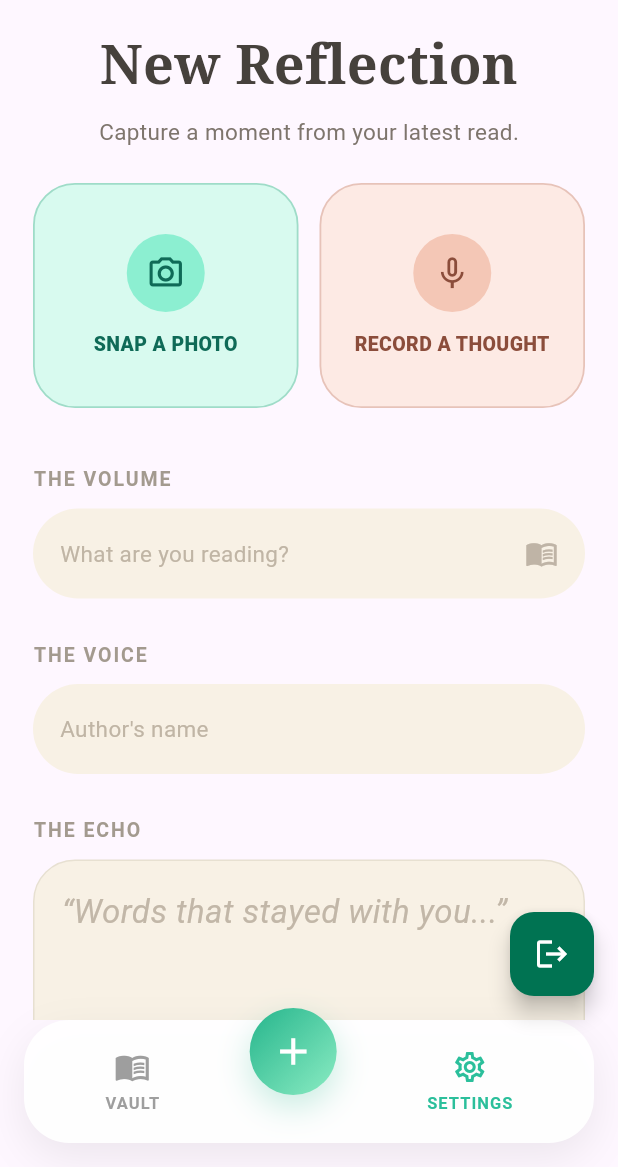
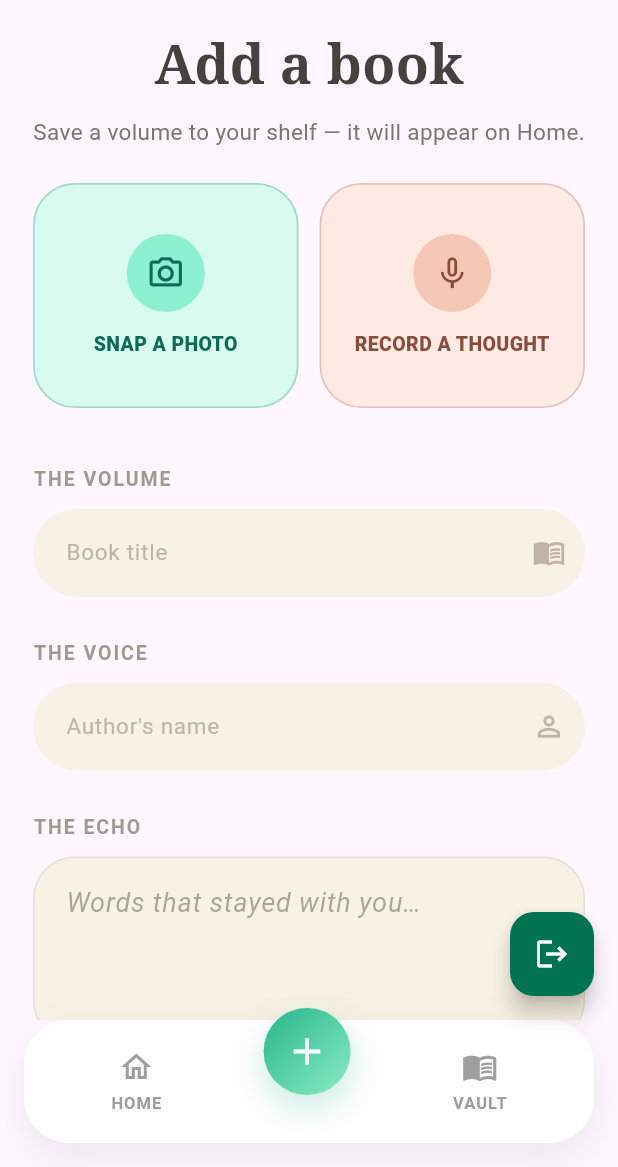
Before and after one commit to minhvyha/Ink-Echo, a Flutter app: the screen it shows once a user with an empty profile is signed in, item 2 of the bottom bar chosen, on a phone screen of 412 x 824 dp, the part 69-1236 px from its top. Run offline on Flutter 3.47's test engine with Material 3 defaults, Android fonts, the phone set to English and light mode, and no system bars; our stand-ins replace cloud_firestore, firebase_auth, firebase_core, google_sign_in; accounts and stored records are empty; network calls fail.

Commit message:
Add HomePage and implement book management features; refactor MainShell and ReflectionPage

```diff
--- /dev/null
+++ b/lib/models/book.dart
@@ -0,0 +1,46 @@
+import 'package:cloud_firestore/cloud_firestore.dart';
+
+class Book {
+  final String id;
+  final String title;
+  final String author;
+  final String echo;
+  final String? mood;
+  final DateTime? createdAt;
+
+  const Book({
+    required this.id,
+    required this.title,
+    required this.author,
+    required this.echo,
+    this.mood,
+    this.createdAt,
+  });
+
+  factory Book.fromDoc(DocumentSnapshot<Map<String, dynamic>> doc) {
+    final data = doc.data() ?? {};
+    final raw = data['createdAt'];
+    DateTime? created;
+    if (raw is Timestamp) {
+      created = raw.toDate();
+    }
+    return Book(
+      id: doc.id,
+      title: data['title'] as String? ?? '',
+      author: data['author'] as String? ?? '',
+      echo: data['echo'] as String? ?? '',
+      mood: data['mood'] as String?,
+      createdAt: created,
+    );
+  }
+
+  Map<String, dynamic> toCreateMap() {
+    return {
+      'title': title,
+      'author': author,
+      'echo': echo,
+      if (mood != null && mood!.isNotEmpty) 'mood': mood,
+      'createdAt': FieldValue.serverTimestamp(),
+    };
+  }
+}
--- a/lib/pages/main_shell.dart
+++ b/lib/pages/main_shell.dart
@@ -1,5 +1,6 @@
 import 'package:flutter/material.dart';
 import '../widgets/bottom_nav_bar.dart';
+import 'home_page.dart';
 import 'vault_page.dart';
 import 'reflection_page.dart';
 
@@ -18,9 +19,10 @@ class MainShell extends StatefulWidget {
 class _MainShellState extends State<MainShell> {
   int _index = 0;
 
-  final _pages = const [
-    VaultPage(),
-    ReflectionPage(),
+  late final List<Widget> _pages = [
+    const HomePage(),
+    ReflectionPage(onBookSaved: () => setState(() => _index = 0)),
+    const VaultPage(),
   ];
 
   @override
--- a/lib/pages/reflection_page.dart
+++ b/lib/pages/reflection_page.dart
@@ -1,9 +1,78 @@
 import 'package:flutter/material.dart';
 import '../widgets/app_header.dart';
 import '../widgets/common_buttons.dart';
+import '../services/book_service.dart';
 
-class ReflectionPage extends StatelessWidget {
-  const ReflectionPage({super.key});
+class ReflectionPage extends StatefulWidget {
+  final VoidCallback? onBookSaved;
+
+  const ReflectionPage({super.key, this.onBookSaved});
+
+  @override
+  State<ReflectionPage> createState() => _ReflectionPageState();
+}
+
+class _ReflectionPageState extends State<ReflectionPage> {
+  final _title = TextEditingController();
+  final _author = TextEditingController();
+  final _echo = TextEditingController();
+  String? _mood;
+  bool _saving = false;
+
+  static const _moods = [
+    'Inspiring',
+    'Deeply Moving',
+    'Challenging',
+    'Nostalgic',
+  ];
+
+  @override
+  void dispose() {
+    _title.dispose();
+    _author.dispose();
+    _echo.dispose();
+    super.dispose();
+  }
+
+  Future<void> _saveBook() async {
+    if (_saving) return;
+    final title = _title.text.trim();
+    final author = _author.text.trim();
+    if (title.isEmpty || author.isEmpty) {
+      ScaffoldMessenger.of(context).showSnackBar(
+        const SnackBar(
+          content: Text('Please add a title and author before saving.'),
+        ),
+      );
+      return;
+    }
+
+    setState(() => _saving = true);
+    try {
+      await BookService.instance.saveBook(
+        title: title,
+        author: author,
+        echo: _echo.text.trim(),
+        mood: _mood,
+      );
+      if (!mounted) return;
+      ScaffoldMessenger.of(context).showSnackBar(
+        const SnackBar(content: Text('Book saved to your shelf.')),
+      );
+      _title.clear();
+      _author.clear();
+      _echo.clear();
+      setState(() => _mood = null);
+      widget.onBookSaved?.call();
+    } catch (e) {
+      if (!mounted) return;
+      ScaffoldMessenger.of(context).showSnackBar(
+        SnackBar(content: Text('Could not save: $e')),
+      );
+    } finally {
+      if (mounted) setState(() => _saving = false);
+    }
+  }
 
   @override
   Widget build(BuildContext context) {
@@ -18,7 +87,7 @@ class ReflectionPage extends StatelessWidget {
             child: Column(
               children: [
                 Text(
-                  'New Reflection',
+                  'Add a book',
                   style: TextStyle(
                     fontSize: 36,
                     fontWeight: FontWeight.w800,
@@ -28,7 +97,7 @@ class ReflectionPage extends StatelessWidget {
                 ),
                 SizedBox(height: 8),
                 Text(
-                  'Capture a moment from your latest read.',
+                  'Save a volume to your shelf — it will appear on Home.',
                   style: TextStyle(
                     fontSize: 15,
                     color: Color(0xFF7E756D),
@@ -68,67 +137,72 @@ class ReflectionPage extends StatelessWidget {
           ),
           const SizedBox(height: 28),
           const _FieldLabel('THE VOLUME'),
-          const _TextFieldMock(hint: 'What are you reading?', icon: Icons.menu_book_outlined),
+          _BookTextField(
+            controller: _title,
+            hint: 'Book title',
+            icon: Icons.menu_book_outlined,
+          ),
           const SizedBox(height: 18),
           const _FieldLabel('THE VOICE'),
-          const _TextFieldMock(hint: "Author's name"),
+          _BookTextField(
+            controller: _author,
+            hint: "Author's name",
+            icon: Icons.person_outline,
+          ),
           const SizedBox(height: 18),
           const _FieldLabel('THE ECHO'),
           Padding(
             padding: const EdgeInsets.symmetric(horizontal: 22),
-            child: Container(
-              height: 190,
-              padding: const EdgeInsets.all(18),
-              decoration: BoxDecoration(
-                color: const Color(0xFFF8F1E5),
-                borderRadius: BorderRadius.circular(28),
-                border: Border.all(color: const Color(0xFFE7E0D1)),
+            child: TextField(
+              controller: _echo,
+              minLines: 4,
+              maxLines: 8,
+              style: const TextStyle(
+                color: Color(0xFF4D433D),
+                fontSize: 16,
+                height: 1.4,
               ),
-              child: Stack(
-                children: [
-                  const Text(
-                    '“Words that stayed with you...”',
-                    style: TextStyle(
-                      color: Color(0xFFC2B7A8),
-                      fontSize: 22,
+              decoration: InputDecoration(
+                hintText: 'Words that stayed with you…',
+                hintStyle: TextStyle(
+                  color: const Color(0xFF4D433D).withValues(alpha: 0.45),
+                  fontSize: 18,
                   fontStyle: FontStyle.italic,
                 ),
+                filled: true,
+                fillColor: const Color(0xFFF8F1E5),
+                border: OutlineInputBorder(
+                  borderRadius: BorderRadius.circular(28),
+                  borderSide: const BorderSide(color: Color(0xFFE7E0D1)),
                 ),
-                  Positioned(
-                    right: 0,
-                    bottom: 0,
-                    child: Container(
-                      padding: const EdgeInsets.symmetric(horizontal: 12, vertical: 8),
-                      decoration: BoxDecoration(
-                        color: const Color(0xFFF5D6CA),
-                        borderRadius: BorderRadius.circular(16),
+                enabledBorder: OutlineInputBorder(
+                  borderRadius: BorderRadius.circular(28),
+                  borderSide: const BorderSide(color: Color(0xFFE7E0D1)),
                 ),
-                      child: const Text(
-                        '★ FAVORITE',
-                        style: TextStyle(
-                          fontSize: 10,
-                          fontWeight: FontWeight.w800,
-                          color: Color(0xFF8C5341),
+                focusedBorder: OutlineInputBorder(
+                  borderRadius: BorderRadius.circular(28),
+                  borderSide: const BorderSide(color: Color(0xFF1B9C7A), width: 1.4),
                 ),
-                      ),
-                    ),
-                  ),
-                ],
+                contentPadding: const EdgeInsets.all(18),
               ),
             ),
           ),
           const SizedBox(height: 18),
           const _FieldLabel('THE MOOD'),
-          const Padding(
-            padding: EdgeInsets.symmetric(horizontal: 22),
+          Padding(
+            padding: const EdgeInsets.symmetric(horizontal: 22),
             child: Wrap(
               spacing: 10,
               runSpacing: 10,
               children: [
-                _MoodChip(text: 'Inspiring', selected: false),
-                _MoodChip(text: 'Deeply Moving', selected: true),
-                _MoodChip(text: 'Challenging', selected: false),
-                _MoodChip(text: 'Nostalgic', selected: false),
+                for (final m in _moods)
+                  _MoodChip(
+                    text: m,
+                    selected: _mood == m,
+                    onTap: () => setState(() {
+                      _mood = _mood == m ? null : m;
+                    }),
+                  ),
               ],
             ),
           ),
@@ -165,18 +239,69 @@ class ReflectionPage extends StatelessWidget {
             ),
           ),
           const SizedBox(height: 24),
-          const Padding(
-            padding: EdgeInsets.symmetric(horizontal: 22),
+          Padding(
+            padding: const EdgeInsets.symmetric(horizontal: 22),
             child: GradientButton(
-              text: 'Preserve Reflection',
+              text: _saving ? 'Saving…' : 'Save book',
               icon: Icons.arrow_forward,
-              gradient: LinearGradient(
+              gradient: const LinearGradient(
                 colors: [Color(0xFF1B9C7A), Color(0xFF7FECBA)],
               ),
+              onPressed: _saving ? null : _saveBook,
             ),
           ),
           const SizedBox(height: 30),
         ],
+      ),
+    );
+  }
+}
+
+class _BookTextField extends StatelessWidget {
+  final TextEditingController controller;
+  final String hint;
+  final IconData icon;
+
+  const _BookTextField({
+    required this.controller,
+    required this.hint,
+    required this.icon,
+  });
+
+  @override
+  Widget build(BuildContext context) {
+    return Padding(
+      padding: const EdgeInsets.symmetric(horizontal: 22),
+      child: TextField(
+        controller: controller,
+        textCapitalization: TextCapitalization.sentences,
+        style: const TextStyle(
+          fontSize: 15,
+          color: Color(0xFF4D433D),
+        ),
+        decoration: InputDecoration(
+          hintText: hint,
+          hintStyle: const TextStyle(
+            fontSize: 15,
+            color: Color(0xFFC0B5A5),
+          ),
+          filled: true,
+          fillColor: const Color(0xFFF8F1E5),
+          border: OutlineInputBorder(
+            borderRadius: BorderRadius.circular(30),
+            borderSide: BorderSide.none,
+          ),
+          enabledBorder: OutlineInputBorder(
+            borderRadius: BorderRadius.circular(30),
+            borderSide: BorderSide.none,
+          ),
+          focusedBorder: OutlineInputBorder(
+            borderRadius: BorderRadius.circular(30),
+            borderSide: const BorderSide(color: Color(0xFF1B9C7A), width: 1.2),
+          ),
+          contentPadding: const EdgeInsets.symmetric(horizontal: 18, vertical: 18),
+          suffixIcon: Icon(icon, color: const Color(0xFFBFB4A6), size: 22),
+        ),
       ),
     );
   }
@@ -203,50 +328,25 @@ class _FieldLabel extends StatelessWidget {
   }
 }
 
-class _TextFieldMock extends StatelessWidget {
-  final String hint;
-  final IconData? icon;
-  const _TextFieldMock({required this.hint, this.icon});
+class _MoodChip extends StatelessWidget {
+  final String text;
+  final bool selected;
+  final VoidCallback onTap;
+
+  const _MoodChip({
+    required this.text,
+    required this.selected,
+    required this.onTap,
+  });
 
   @override
   Widget build(BuildContext context) {
-    return Padding(
-      padding: const EdgeInsets.symmetric(horizontal: 22),
+    return Material(
+      color: Colors.transparent,
+      child: InkWell(
+        onTap: onTap,
+        borderRadius: BorderRadius.circular(999),
         child: Container(
-        height: 60,
-        padding: const EdgeInsets.symmetric(horizontal: 18),
-        decoration: BoxDecoration(
-          color: const Color(0xFFF8F1E5),
-          borderRadius: BorderRadius.circular(30),
-        ),
-        child: Row(
-          children: [
-            Expanded(
-              child: Text(
-                hint,
-                style: const TextStyle(
-                  fontSize: 15,
-                  color: Color(0xFFC0B5A5),
-                ),
-              ),
-            ),
-            if (icon != null)
-              Icon(icon, color: const Color(0xFFBFB4A6), size: 22),
-          ],
-        ),
-      ),
-    );
-  }
-}
-
-class _MoodChip extends StatelessWidget {
-  final String text;
-  final bool selected;
-  const _MoodChip({required this.text, required this.selected});
-
-  @override
-  Widget build(BuildContext context) {
-    return Container(
           padding: const EdgeInsets.symmetric(horizontal: 16, vertical: 12),
           decoration: BoxDecoration(
             color: selected ? const Color(0xFF85EFC1) : const Color(0xFFF0EBDD),
@@ -258,6 +358,8 @@ class _MoodChip extends StatelessWidget {
               fontSize: 14,
               fontWeight: FontWeight.w600,
               color: selected ? const Color(0xFF0D5C4A) : const Color(0xFF5A544E),
+            ),
+          ),
         ),
       ),
     );
--- /dev/null
+++ b/lib/services/book_service.dart
@@ -0,0 +1,51 @@
+import 'package:cloud_firestore/cloud_firestore.dart';
+import 'package:firebase_auth/firebase_auth.dart';
+import 'package:inkandecho/models/book.dart';
+
+class BookService {
+  BookService._();
+  static final BookService instance = BookService._();
+
+  final FirebaseFirestore _db = FirebaseFirestore.instance;
+  final FirebaseAuth _auth = FirebaseAuth.instance;
+
+  CollectionReference<Map<String, dynamic>>? _booksRef() {
+    final uid = _auth.currentUser?.uid;
+    if (uid == null) return null;
+    return _db.collection('users').doc(uid).collection('books');
+  }
+
+  Stream<List<Book>> watchBooks() {
+    final ref = _booksRef();
+    if (ref == null) {
+      return Stream.value(const <Book>[]);
+    }
+    return ref
+        .orderBy('createdAt', descending: true)
+        .snapshots()
+        .map((snap) => snap.docs.map(Book.fromDoc).toList());
+  }
+
+  Future<void> saveBook({
+    required String title,
+    required String author,
+    required String echo,
+    String? mood,
+  }) async {
+    final ref = _booksRef();
+    if (ref == null) {
+      throw StateError('No signed-in user');
+    }
+    final trimmedMood = mood?.trim();
+    final book = Book(
+      id: '',
+      title: title.trim(),
+      author: author.trim(),
+      echo: echo.trim(),
+      mood: (trimmedMood == null || trimmedMood.isEmpty)
+          ? null
+          : trimmedMood,
+    );
+    await ref.add(book.toCreateMap());
+  }
+}
--- a/lib/widgets/bottom_nav_bar.dart
+++ b/lib/widgets/bottom_nav_bar.dart
@@ -30,8 +30,8 @@ class AppBottomNavBar extends StatelessWidget {
         mainAxisAlignment: MainAxisAlignment.spaceAround,
         children: [
           _NavItem(
-            icon: Icons.menu_book_outlined,
-            label: 'Vault',
+            icon: Icons.home_outlined,
+            label: 'Home',
             selected: currentIndex == 0,
             onTap: () => onChanged(0),
           ),
@@ -40,10 +40,10 @@ class AppBottomNavBar extends StatelessWidget {
             onTap: () => onChanged(1),
           ),
           _NavItem(
-            icon: Icons.settings_outlined,
-            label: 'Settings',
-            selected: currentIndex == 1,
-            onTap: () => onChanged(1),
+            icon: Icons.menu_book_outlined,
+            label: 'Vault',
+            selected: currentIndex == 2,
+            onTap: () => onChanged(2),
           ),
         ],
       ),
```
Also changed, not shown: lib/pages/home_page.dart (added, +283 -0 lines), lib/widgets/common_buttons.dart (+10 -1 lines), 1 other file. Lines whose indentation alone changed are shown as unchanged.
